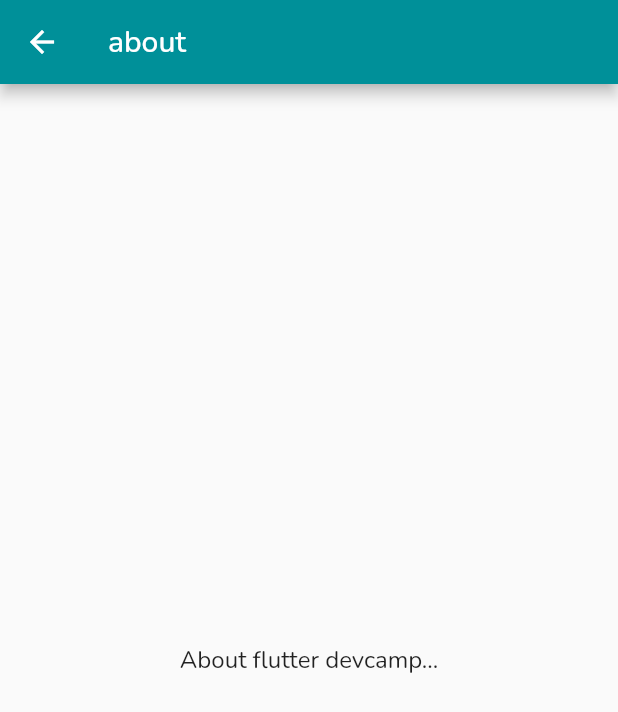
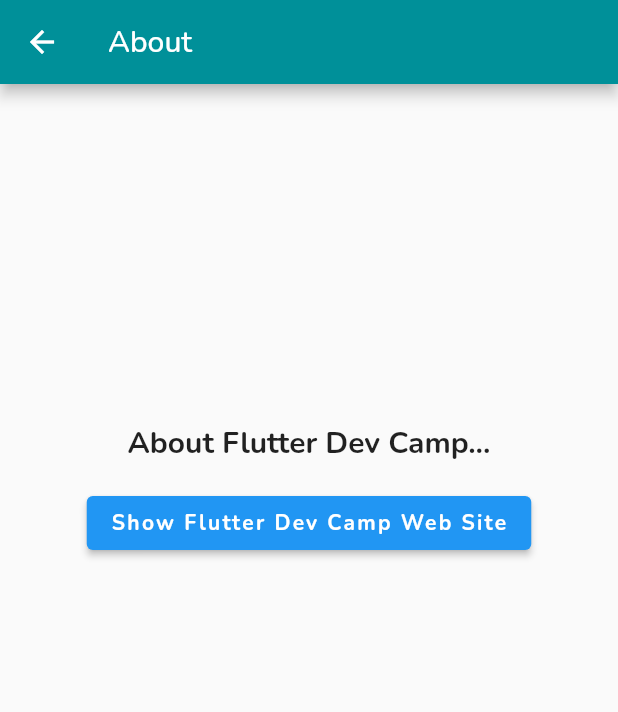
Before and after one commit to ajackson2907/devcamp_aj_quiz_app, a Flutter app: the AboutScreen screen opened by its route, on a phone screen of 412 x 824 dp. Shown: the top 712 px of the screen. Run offline on Flutter 3.47's test engine with Material 2 defaults, Android fonts, the phone set to English and light mode, and no system bars; our stand-ins replace cloud_firestore, firebase_auth, firebase_core, flutter_riverpod, font_awesome_flutter, google_fonts and 2 more; accounts and stored records are empty; network calls fail.

Commit message:
Updated Readme and added link on About Screen

```diff
--- a/lib/about/about.dart
+++ b/lib/about/about.dart
@@ -1,4 +1,5 @@
 import 'package:flutter/material.dart';
+import 'package:url_launcher/url_launcher_string.dart';
 
 import '../helpers/app_constants.dart';
 
@@ -9,12 +10,56 @@
   Widget build(BuildContext context) {
     return Scaffold(
       appBar: AppBar(
-          title: const Text('about'),
-          backgroundColor:
-              AppConstants.hexToColor(AppConstants.appPrimaryColorGreen)),
-      body: const Center(
-        child: Text('About flutter devcamp...'),
+        title: const Text('About'),
+        backgroundColor: AppConstants.hexToColor(AppConstants.appPrimaryColorGreen),
+      ),
+      body: Center(
+        child: Column(
+          children: [
+            const Spacer(),
+            const Text(
+              'About Flutter Dev Camp...',
+              style: TextStyle(fontSize: 20, fontWeight: FontWeight.bold),
+            ),
+            const SizedBox(height: 16),
+            ElevatedButton(
+              onPressed: () => _launchURL(context),
+              child: const Text('Show Flutter Dev Camp Web Site'),
+            ),
+            const Spacer(flex: 2),
+          ],
+        ),
       ),
     );
   }
+
+  _launchURL(BuildContext context) async {
+    const url = 'https://www.flutterdevcamp.com/';
+    if (await canLaunchUrlString(url)) {
+      await launchUrlString(url);
+    } else {
+      showDialog(
+        context: context,
+        builder: (context) {
+          return AlertDialog(
+            title: const Text('Unable to Open URL'),
+            content: const Text(
+                'The device has not been able to open the URL: \n\nhttps://www.flutterdevcamp.com/\n\nYou can try to open the browser and navigate manually!'),
+            actions: <Widget>[
+              TextButton(
+                onPressed: () {
+                  Navigator.pop(context, false);
+                },
+                style: ButtonStyle(
+                  backgroundColor: MaterialStateProperty.all<Color>(Colors.green),
+                  foregroundColor: MaterialStateProperty.all<Color>(Colors.white),
+                ),
+                child: const Text('Ok'),
+              ),
+            ],
+          );
+        },
+      );
+    }
+  }
 }
--- a/pubspec.yaml
+++ b/pubspec.yaml
@@ -22,6 +22,7 @@
   google_sign_in: ^5.4.2
   rxdart: ^0.27.5
   flutter_riverpod: ^2.0.2
+  url_launcher: ^6.1.7
 
 dev_dependencies:
   flutter_test:
```
Also changed, not shown: pubspec.lock, 7 other files.
